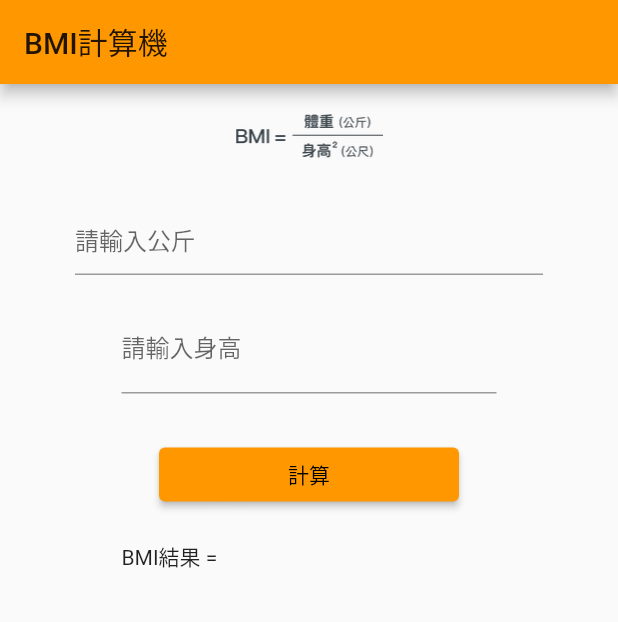
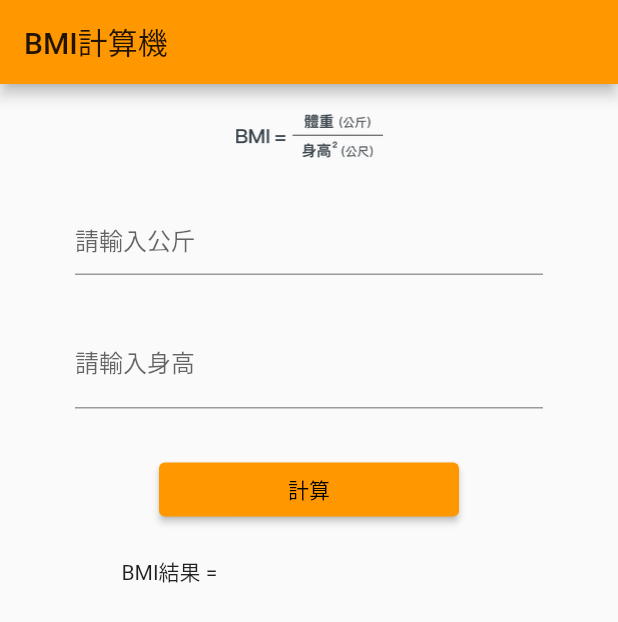
Before and after one commit to cheenjame/bmi_computer, a Flutter app: the screen it shows after launch, on a phone screen of 412 x 824 dp. Shown: the top 622 px of the screen. Run offline on Flutter 3.47's test engine with Material 2 defaults, Android fonts, the phone set to English and light mode, and no system bars.

Commit message:
[modify] 調整成符合所有手機尺寸

```diff
--- a/lib/main.dart
+++ b/lib/main.dart
@@ -68,8 +68,7 @@ class _BMIState extends State<BMIPage> {
             ),
           ),
           Container(
-            margin: EdgeInsets.only(top: 20),
-            width: 250,
+            margin: EdgeInsets.fromLTRB(50, 30, 50, 0),
             child: TextField(
               decoration: InputDecoration(labelText: '請輸入身高'),
               controller: _peopleController,
```
